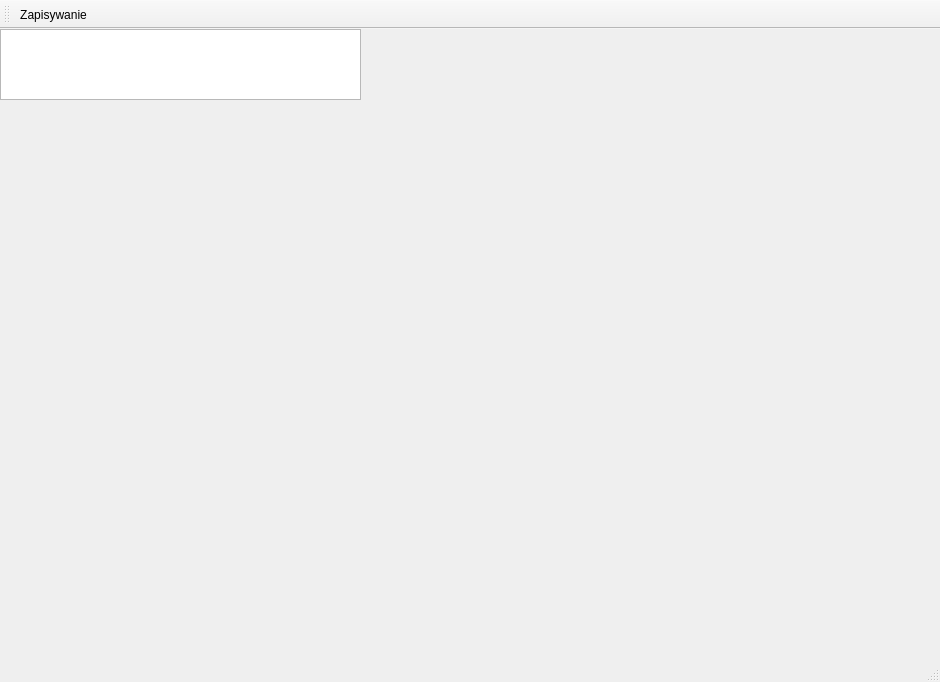
This is Heart Plotter - App/HeartPlotterApp.ui in kacpermilan/Heart-Plotter as Qt 5 draws it before an edit. The edited form follows.
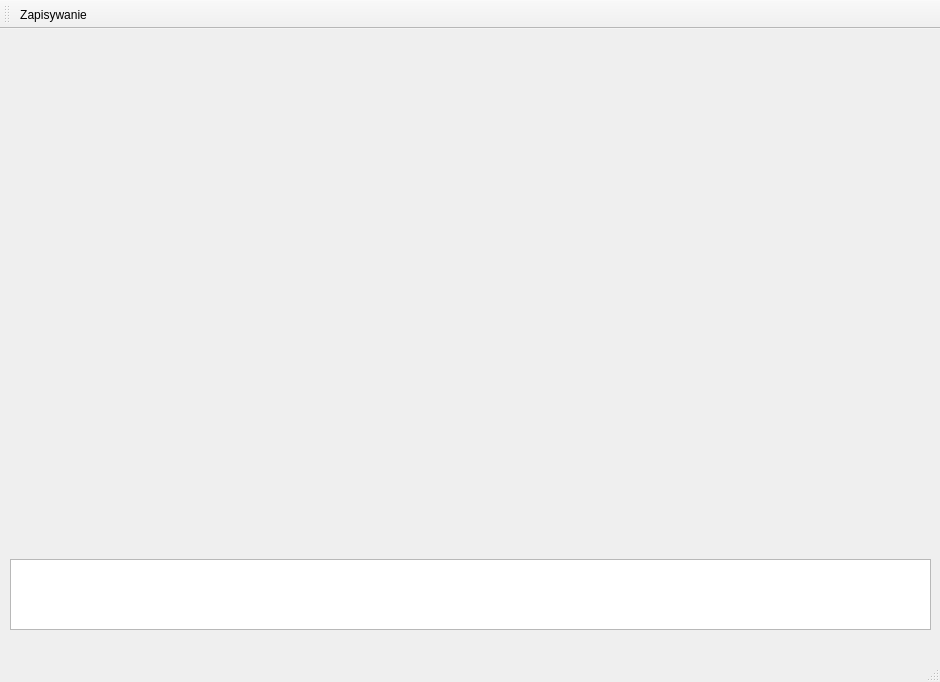
This is the edited form.

Commit message: fix: plots overriding main layout

What changed in the file:
```diff
--- a/Heart Plotter - App/HeartPlotterApp.ui
+++ b/Heart Plotter - App/HeartPlotterApp.ui
@@ -18,18 +18,18 @@
     <property name="geometry">
      <rect>
       <x>10</x>
-      <y>110</y>
+      <y>10</y>
       <width>921</width>
-      <height>381</height>
+      <height>511</height>
      </rect>
     </property>
    </widget>
    <widget class="QTextEdit" name="textEdit">
     <property name="geometry">
      <rect>
-      <x>0</x>
-      <y>0</y>
-      <width>361</width>
+      <x>10</x>
+      <y>530</y>
+      <width>921</width>
       <height>71</height>
      </rect>
     </property>
```
The commit also changes 1 other file.
